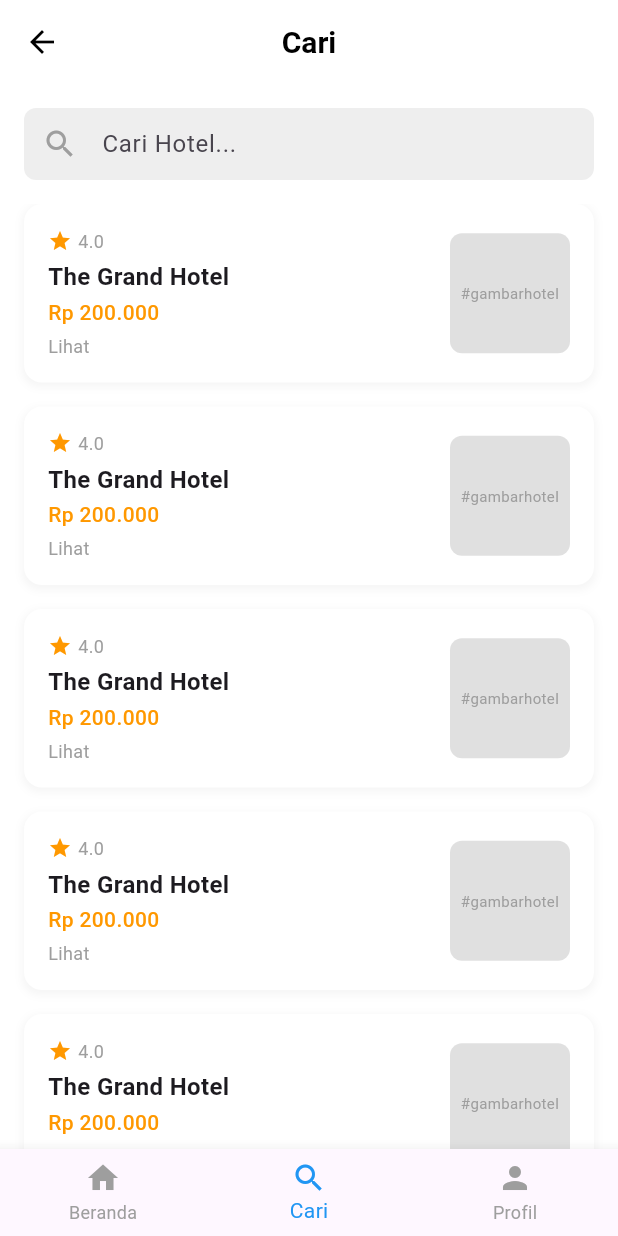
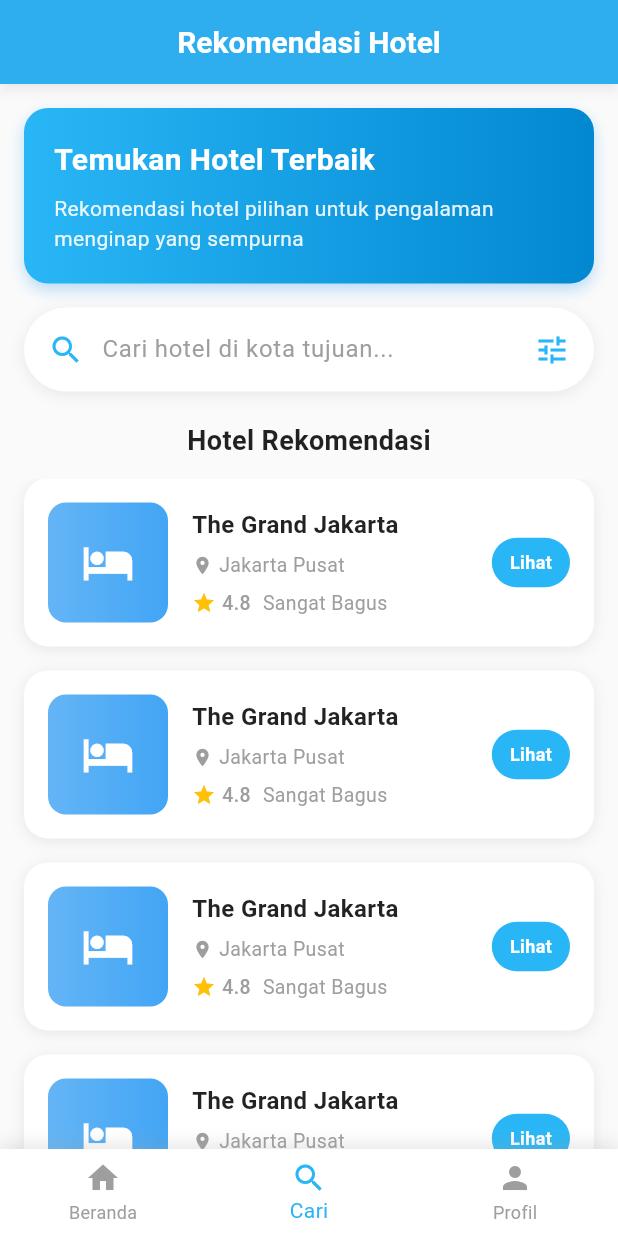
Before and after one commit to alifahfwzy/alianta_gostay, a Flutter app: the ExplorePage screen opened directly, on a phone screen of 412 x 824 dp. Run offline on Flutter 3.47's test engine with Material 3 defaults, Android fonts, the light colour scheme and no system bars.

Commit message:
explore update

```diff
--- a/lib/explore_page.dart
+++ b/lib/explore_page.dart
@@ -24,44 +24,116 @@ class _ExplorePageState extends State<ExplorePage> {
     return Scaffold(
       appBar: AppBar(
         title: const Text(
-          'Cari',
-          style: TextStyle(fontSize: 20, fontWeight: FontWeight.bold),
+          'Rekomendasi Hotel',
+          style: TextStyle(
+            fontSize: 20,
+            fontWeight: FontWeight.bold,
+            color: Colors.white,
+          ),
         ),
         centerTitle: true,
-        backgroundColor: Colors.white,
-        foregroundColor: Colors.black,
-        elevation: 0,
+        backgroundColor: const Color(0xFF29B6F6),
+        automaticallyImplyLeading: false,
+        elevation: 3,
+        shadowColor: Colors.black26,
       ),
-      backgroundColor: Colors.white,
+      backgroundColor: Colors.grey[50],
       body: Column(
         children: [
+          // Welcome Header
+          Container(
+            margin: const EdgeInsets.all(16.0),
+            padding: const EdgeInsets.all(20),
+            decoration: BoxDecoration(
+              gradient: const LinearGradient(
+                colors: [Color(0xFF29B6F6), Color(0xFF0288D1)],
+              ),
+              borderRadius: BorderRadius.circular(16),
+              boxShadow: [
+                BoxShadow(
+                  color: Colors.blue.withOpacity(0.3),
+                  blurRadius: 8,
+                  offset: const Offset(0, 4),
+                ),
+              ],
+            ),
+            child: Column(
+              crossAxisAlignment: CrossAxisAlignment.start,
+              children: [
+                const Text(
+                  'Temukan Hotel Terbaik',
+                  style: TextStyle(
+                    color: Colors.white,
+                    fontSize: 20,
+                    fontWeight: FontWeight.bold,
+                  ),
+                ),
+                const SizedBox(height: 8),
+                Text(
+                  'Rekomendasi hotel pilihan untuk pengalaman menginap yang sempurna',
+                  style: TextStyle(
+                    color: Colors.white.withOpacity(0.9),
+                    fontSize: 14,
+                  ),
+                ),
+              ],
+            ),
+          ),
+
           // Search Bar
           Padding(
-            padding: const EdgeInsets.all(16.0),
+            padding: const EdgeInsets.symmetric(horizontal: 16.0),
             child: Container(
+              padding: const EdgeInsets.symmetric(horizontal: 16, vertical: 4),
               decoration: BoxDecoration(
-                color: Colors.grey[200],
-                borderRadius: BorderRadius.circular(8),
+                color: Colors.white,
+                borderRadius: BorderRadius.circular(30),
+                boxShadow: [
+                  BoxShadow(
+                    color: Colors.grey.withOpacity(0.2),
+                    blurRadius: 8,
+                    offset: const Offset(0, 2),
                   ),
+                ],
+              ),
+              child: Row(
+                children: [
+                  const Icon(Icons.search, color: Color(0xFF29B6F6)),
+                  const SizedBox(width: 12),
+                  Expanded(
                     child: TextField(
                       controller: _searchController,
                       decoration: const InputDecoration(
-                  hintText: 'Cari Hotel...',
-                  prefixIcon: Icon(Icons.search, color: Colors.grey),
+                        hintText: 'Cari hotel di kota tujuan...',
+                        hintStyle: TextStyle(color: Colors.grey),
                         border: InputBorder.none,
-                  contentPadding: EdgeInsets.symmetric(
-                    horizontal: 16,
-                    vertical: 12,
                       ),
                     ),
                   ),
+                  const Icon(Icons.tune, color: Color(0xFF29B6F6)),
+                ],
               ),
             ),
+          ),
+
+          // Section Title
+          const Padding(
+            padding: EdgeInsets.fromLTRB(16, 20, 16, 12),
+            child: Text(
+              'Hotel Rekomendasi',
+              style: TextStyle(
+                fontSize: 18,
+                fontWeight: FontWeight.bold,
+                color: Colors.black87,
+              ),
+            ),
+          ),
+
           // Hotel List
           Expanded(
             child: ListView.builder(
               padding: const EdgeInsets.symmetric(horizontal: 16),
-              itemCount: 6, // Number of hotels shown in the image
+              itemCount: 6,
               itemBuilder: (context, index) {
                 return _buildHotelCard();
               },
@@ -69,15 +141,30 @@ class _ExplorePageState extends State<ExplorePage> {
           ),
         ],
       ),
-      bottomNavigationBar: BottomNavigationBar(
+      bottomNavigationBar: Container(
+        decoration: BoxDecoration(
+          boxShadow: [
+            BoxShadow(
+              color: Colors.grey.withOpacity(0.3),
+              blurRadius: 10,
+              offset: const Offset(0, -2),
+            ),
+          ],
+        ),
+        child: BottomNavigationBar(
           currentIndex: _selectedIndex,
+          selectedItemColor: const Color(0xFF29B6F6),
+          unselectedItemColor: Colors.grey,
+          backgroundColor: Colors.white,
+          elevation: 0,
+          type: BottomNavigationBarType.fixed,
           onTap: (index) {
             switch (index) {
               case 0:
                 // Navigate to Beranda page
                 Navigator.push(
                   context,
-                MaterialPageRoute(builder: (context) => BerandaPage()),
+                  MaterialPageRoute(builder: (context) => const BerandaPage()),
                 );
                 break;
               case 1:
@@ -92,107 +179,165 @@ class _ExplorePageState extends State<ExplorePage> {
                 break;
             }
           },
-        type: BottomNavigationBarType.fixed,
-        selectedItemColor: Colors.blue,
-        unselectedItemColor: Colors.grey,
           items: const [
-          BottomNavigationBarItem(
-            icon: Icon(Icons.home),
-            activeIcon: Icon(Icons.home),
-            label: 'Beranda',
+            BottomNavigationBarItem(icon: Icon(Icons.home), label: 'Beranda'),
+            BottomNavigationBarItem(icon: Icon(Icons.search), label: 'Cari'),
+            BottomNavigationBarItem(icon: Icon(Icons.person), label: 'Profil'),
+          ],
         ),
-          BottomNavigationBarItem(
-            icon: Icon(Icons.search),
-            activeIcon: Icon(Icons.search),
-            label: 'Cari',
-          ),
-          BottomNavigationBarItem(
-            icon: Icon(Icons.person),
-            activeIcon: Icon(Icons.person),
-            label: 'Profil',
-          ),
-        ],
       ),
     );
   }
 
   Widget _buildHotelCard() {
+    final List<Map<String, String>> hotelData = [
+      {
+        'name': 'The Grand Jakarta',
+        'location': 'Jakarta Pusat',
+        'rating': '4.8',
+      },
+      {
+        'name': 'Bali Paradise Resort',
+        'location': 'Ubud, Bali',
+        'rating': '4.6',
+      },
+      {
+        'name': 'Yogya Heritage Hotel',
+        'location': 'Malioboro, Yogyakarta',
+        'rating': '4.5',
+      },
+      {
+        'name': 'Bandung Mountain View',
+        'location': 'Lembang, Bandung',
+        'rating': '4.7',
+      },
+      {
+        'name': 'Surabaya Business Hotel',
+        'location': 'Tunjungan, Surabaya',
+        'rating': '4.4',
+      },
+      {
+        'name': 'Medan Luxury Stay',
+        'location': 'Medan Center',
+        'rating': '4.3',
+      },
+    ];
+
+    // Use modulo to cycle through hotel data
+    final hotel = hotelData[DateTime.now().millisecond % hotelData.length];
+
     return Container(
       margin: const EdgeInsets.only(bottom: 16),
-      padding: const EdgeInsets.all(16),
       decoration: BoxDecoration(
         color: Colors.white,
-        borderRadius: BorderRadius.circular(12),
+        borderRadius: BorderRadius.circular(16),
         boxShadow: [
           BoxShadow(
-            color: Colors.grey.withOpacity(0.1),
-            spreadRadius: 1,
-            blurRadius: 4,
+            color: Colors.grey.withOpacity(0.2),
+            blurRadius: 8,
             offset: const Offset(0, 2),
           ),
         ],
       ),
+      child: Padding(
+        padding: const EdgeInsets.all(16),
         child: Row(
           children: [
+            // Hotel Image Placeholder
+            Container(
+              width: 80,
+              height: 80,
+              decoration: BoxDecoration(
+                gradient: LinearGradient(
+                  colors: [Colors.blue.shade300, Colors.blue.shade400],
+                ),
+                borderRadius: BorderRadius.circular(12),
+              ),
+              child: const Icon(Icons.hotel, size: 35, color: Colors.white),
+            ),
+            const SizedBox(width: 16),
+
             // Hotel Info
             Expanded(
               child: Column(
                 crossAxisAlignment: CrossAxisAlignment.start,
                 children: [
-                // Rating
+                  // Hotel Name
+                  Text(
+                    hotel['name']!,
+                    style: const TextStyle(
+                      fontSize: 16,
+                      fontWeight: FontWeight.bold,
+                      color: Colors.black87,
+                    ),
+                  ),
+                  const SizedBox(height: 6),
+
+                  // Location
                   Row(
                     children: [
-                    const Icon(Icons.star, color: Colors.orange, size: 16),
+                      const Icon(
+                        Icons.location_on,
+                        size: 14,
+                        color: Colors.grey,
+                      ),
                       const SizedBox(width: 4),
-                    const Text(
-                      '4.0',
-                      style: TextStyle(fontSize: 12, color: Colors.grey),
-                    ),
-                  ],
-                ),
-                const SizedBox(height: 4),
-                // Hotel Name
-                const Text(
-                  'The Grand Hotel',
-                  style: TextStyle(fontSize: 16, fontWeight: FontWeight.bold),
-                ),
-                const SizedBox(height: 2),
-                // Price
-                const Text(
-                  'Rp 200.000',
-                  style: TextStyle(
-                    fontSize: 14,
-                    color: Colors.orange,
-                    fontWeight: FontWeight.w500,
-                  ),
-                ),
-                const SizedBox(height: 4),
-                // Location
-                const Text(
-                  'Lihat',
-                  style: TextStyle(fontSize: 12, color: Colors.grey),
-                ),
-              ],
-            ),
-          ),
-          // Hotel Image Placeholder
-          Container(
-            width: 80,
-            height: 80,
-            decoration: BoxDecoration(
-              color: Colors.grey[300],
-              borderRadius: BorderRadius.circular(8),
-            ),
-            child: const Center(
+                      Expanded(
                         child: Text(
-                '#gambarhotel',
-                style: TextStyle(color: Colors.grey, fontSize: 10),
-                textAlign: TextAlign.center,
+                          hotel['location']!,
+                          style: const TextStyle(
+                            fontSize: 13,
+                            color: Colors.grey,
                           ),
                         ),
                       ),
                     ],
                   ),
+                  const SizedBox(height: 6),
+
+                  // Rating
+                  Row(
+                    children: [
+                      const Icon(Icons.star, color: Colors.amber, size: 16),
+                      const SizedBox(width: 4),
+                      Text(
+                        hotel['rating']!,
+                        style: const TextStyle(
+                          fontSize: 13,
+                          color: Colors.grey,
+                          fontWeight: FontWeight.w500,
+                        ),
+                      ),
+                      const SizedBox(width: 8),
+                      const Text(
+                        'Sangat Bagus',
+                        style: TextStyle(fontSize: 13, color: Colors.grey),
+                      ),
+                    ],
+                  ),
+                ],
+              ),
+            ),
+
+            // Action Button
+            Container(
+              padding: const EdgeInsets.symmetric(horizontal: 12, vertical: 8),
+              decoration: BoxDecoration(
+                color: const Color(0xFF29B6F6),
+                borderRadius: BorderRadius.circular(20),
+              ),
+              child: const Text(
+                'Lihat',
+                style: TextStyle(
+                  color: Colors.white,
+                  fontSize: 12,
+                  fontWeight: FontWeight.w600,
+                ),
+              ),
+            ),
+          ],
+        ),
+      ),
     );
   }
 }
```
Lines whose indentation alone changed are shown as unchanged.
